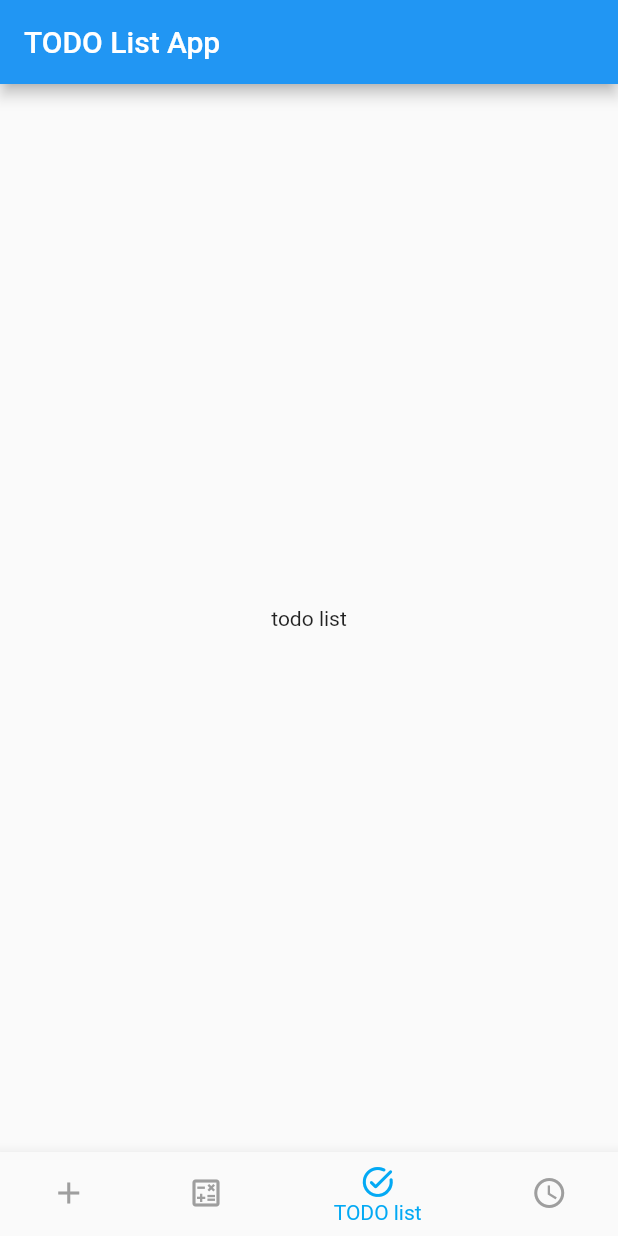
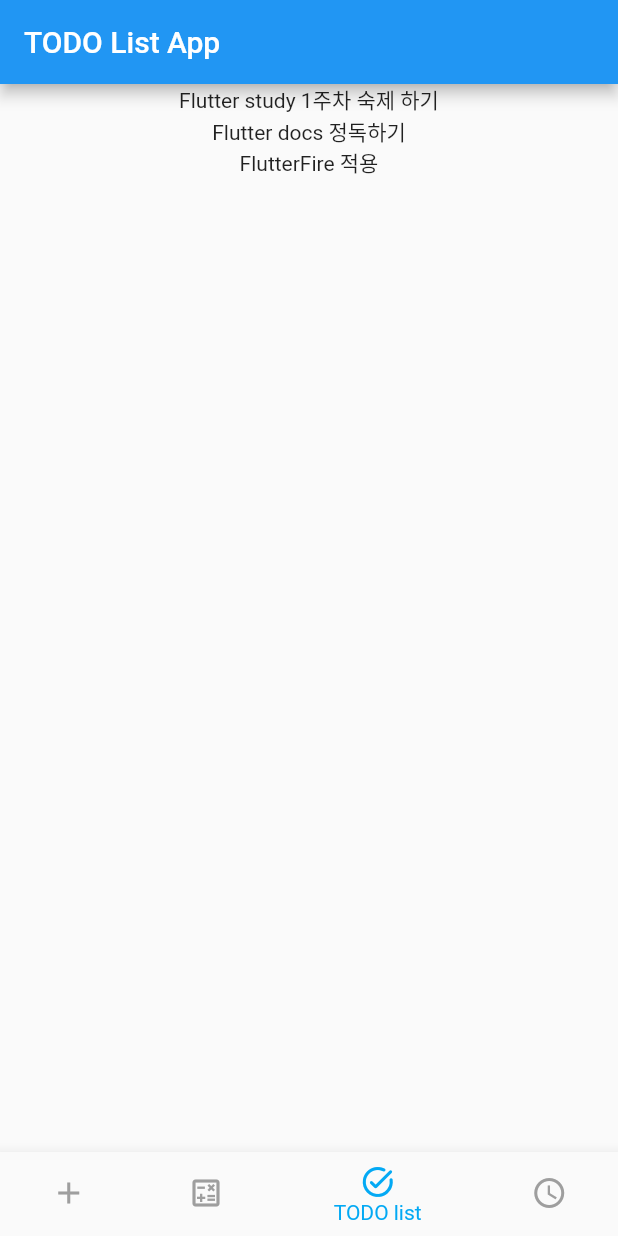
Before and after one commit to yangster-chief/songdo_flutter_study, a Flutter app: the screen it shows after launch, item 3 of the bottom bar chosen, on a phone screen of 412 x 824 dp. Run offline on Flutter 3.47's test engine with Material 2 defaults, Android fonts, the phone set to English and light mode, and no system bars.

Commit message:
add listbuilder

```diff
--- a/lib/page/todo_list_page.dart
+++ b/lib/page/todo_list_page.dart
@@ -7,13 +7,37 @@ import 'package:flutter/material.dart';
 ///
 /// Description:
 ///
-class TODOListPage extends StatelessWidget {
+class TODOListPage extends StatefulWidget {
   const TODOListPage({Key? key}) : super(key: key);
+
+  @override
+  State<TODOListPage> createState() => _TODOListPageState();
+}
+
+class _TODOListPageState extends State<TODOListPage> {
+  List<String> todoList = [
+    'Flutter study 1주차 숙제 하기',
+    'Flutter docs 정독하기',
+    'FlutterFire 적용',
+  ];
+
+  @override
+  Widget build(BuildContext context) => ListView.builder(
+        itemCount: todoList.length,
+        itemBuilder: (BuildContext context, int index) =>
+            _ListItem(item: todoList[index]),
+      );
+}
+
+class _ListItem extends StatelessWidget {
+  const _ListItem({Key? key, required this.item}) : super(key: key);
+
+  final String item;
 
   @override
   Widget build(BuildContext context) {
     return Center(
-      child: Text('todo list'),
+      child: Text(item),
     );
   }
 }
```
